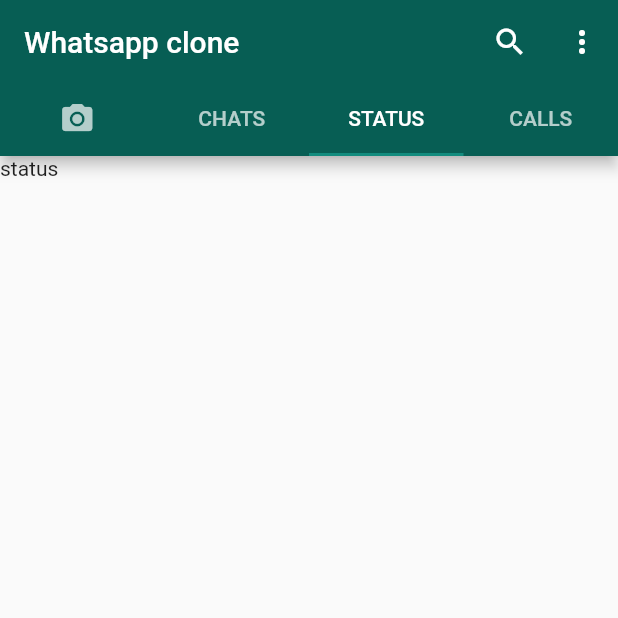
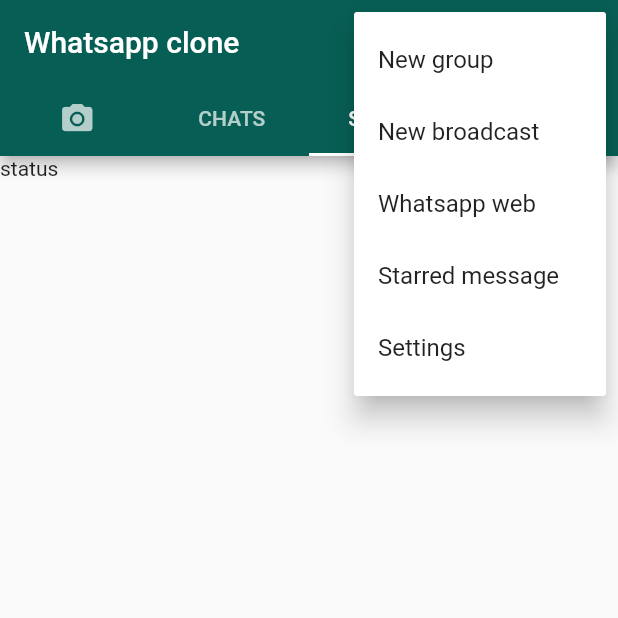
Before and after one commit to bilalpirzada/flutter_whatsapp_clone, a Flutter app: the screen it shows after launch, tab 3 chosen, after a tap on the "more vert" icon, on a phone screen of 412 x 824 dp, the top half of it. Run offline on Flutter 3.47's test engine with Material 2 defaults, Android fonts, the phone set to English and light mode, and no system bars.

Commit message:
added dropdown and floating chat button and also changed the underline tab color

```diff
--- /dev/null
+++ b/lib/Pages/ChatPage.dart
@@ -0,0 +1,20 @@
+import 'package:flutter/material.dart';
+
+class ChatPage extends StatefulWidget {
+  const ChatPage({Key? key}) : super(key: key);
+
+  @override
+  State<ChatPage> createState() => _ChatPageState();
+}
+
+class _ChatPageState extends State<ChatPage> {
+  @override
+  Widget build(BuildContext context) {
+    return Scaffold(
+      floatingActionButton: FloatingActionButton(
+        onPressed: () {},
+        child: Icon(Icons.chat),
+      ),
+    );
+  }
+}
--- a/lib/Screens/Homescreen.dart
+++ b/lib/Screens/Homescreen.dart
@@ -1,4 +1,5 @@
 import 'package:flutter/material.dart';
+import 'package:flutter_whatsapp_clone/Pages/ChatPage.dart';
 
 class HomeScreen extends StatefulWidget {
   const HomeScreen({Key? key}) : super(key: key);
@@ -13,7 +14,7 @@ class _HomeScreenState extends State<HomeScreen>
 
   void initState() {
     super.initState();
-    _controller = TabController(length: 4, vsync: this, initialIndex: 0);
+    _controller = TabController(length: 4, vsync: this, initialIndex: 1);
   }
 
   @override
@@ -23,9 +24,38 @@ class _HomeScreenState extends State<HomeScreen>
         title: Text("Whatsapp clone"),
         actions: [
           IconButton(onPressed: () {}, icon: Icon(Icons.search)),
-          IconButton(onPressed: () {}, icon: Icon(Icons.more_vert))
+          PopupMenuButton<String>(
+            onSelected: (value) {
+              print(value);
+            },
+            itemBuilder: (context) {
+              return [
+                PopupMenuItem(
+                  child: Text("New group"),
+                  value: "New group",
+                ),
+                PopupMenuItem(
+                  child: Text("New broadcast"),
+                  value: "New broadcast",
+                ),
+                PopupMenuItem(
+                  child: Text("Whatsapp web"),
+                  value: "Whatsapp web",
+                ),
+                PopupMenuItem(
+                  child: Text("Starred message"),
+                  value: "Starred message",
+                ),
+                PopupMenuItem(
+                  child: Text("Settings"),
+                  value: "Settings",
+                ),
+              ];
+            },
+          )
         ],
         bottom: TabBar(
+          indicatorColor: Colors.white,
           controller: _controller,
           tabs: [
             Tab(icon: Icon(Icons.camera_alt)),
@@ -44,7 +74,7 @@ class _HomeScreenState extends State<HomeScreen>
       //--------------------------BODY------------------
       body: TabBarView(controller: _controller, children: [
         Text("Camera"),
-        Text("Chats"),
+        ChatPage(),
         Text("status"),
         Text("calls"),
       ]),
```
